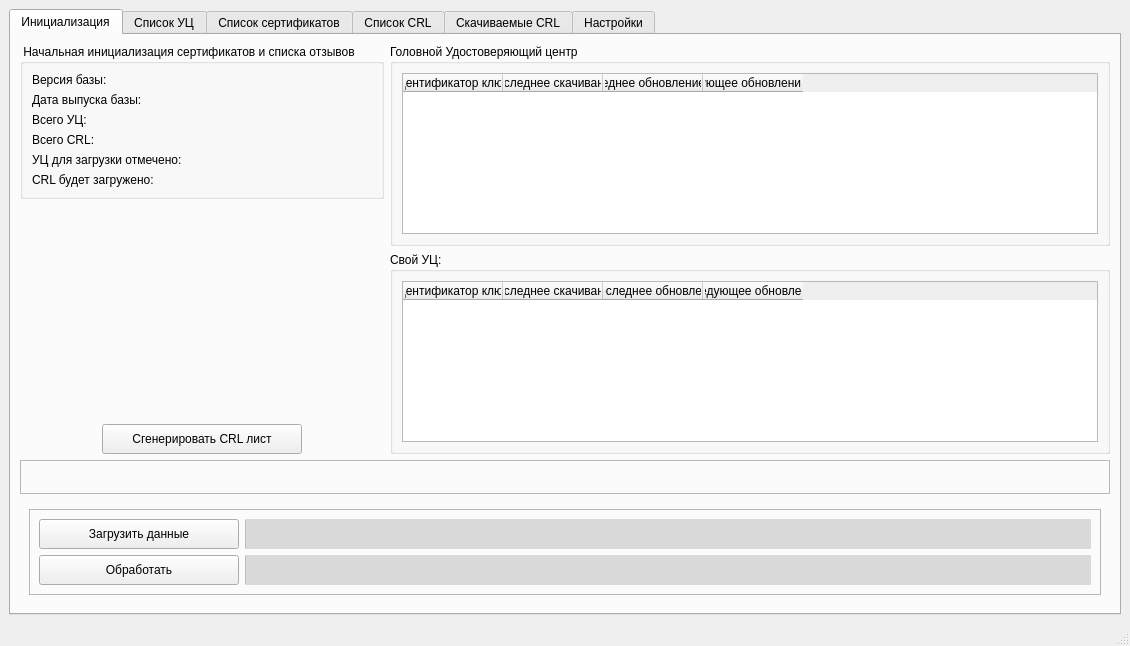
Before: the Qt Designer form main.ui in MrSaerus/E-TrustCRLparsing, drawn with Qt 5.
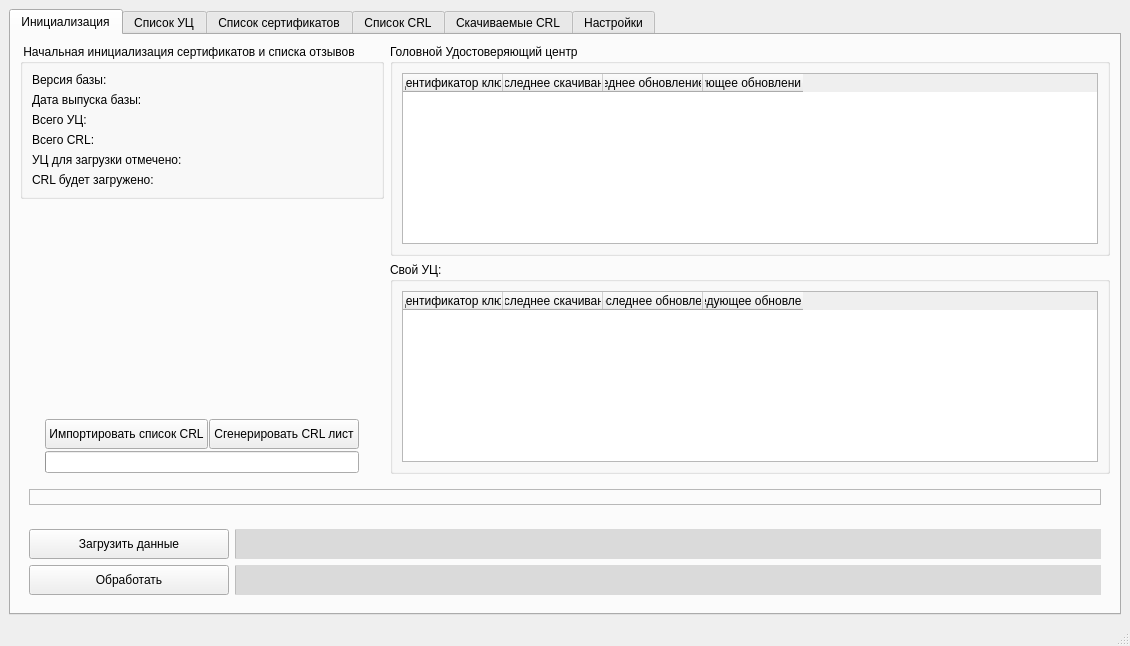
After: the same form once the commit is applied. The open tabs and pages were chosen to show the change. Icons and pictures are not drawn.

Diff of the .ui file:
```diff
--- a/main.ui
+++ b/main.ui
@@ -23,7 +23,7 @@
     <item>
      <widget class="QTabWidget" name="tabWidget">
       <property name="currentIndex">
-       <number>0</number>
+       <number>4</number>
       </property>
       <widget class="QWidget" name="tab">
        <attribute name="title">
@@ -150,11 +150,48 @@
                    <property name="bottomMargin">
                     <number>0</number>
                    </property>
-                   <item alignment="Qt::AlignHCenter">
+                   <item>
+                    <widget class="QFrame" name="frame_12">
+                     <property name="frameShape">
+                      <enum>QFrame::NoFrame</enum>
+                     </property>
+                     <property name="frameShadow">
+                      <enum>QFrame::Raised</enum>
+                     </property>
+                     <layout class="QHBoxLayout" name="horizontalLayout_2">
+                      <property name="spacing">
+                       <number>1</number>
+                      </property>
+                      <property name="leftMargin">
+                       <number>1</number>
+                      </property>
+                      <property name="topMargin">
+                       <number>1</number>
+                      </property>
+                      <property name="rightMargin">
+                       <number>1</number>
+                      </property>
+                      <property name="bottomMargin">
+                       <number>1</number>
+                      </property>
+                      <item>
+                       <widget class="QPushButton" name="pushButton_6">
+                        <property name="minimumSize">
+                         <size>
+                          <width>160</width>
+                          <height>30</height>
+                         </size>
+                        </property>
+                        <property name="text">
+                         <string>Импортировать список CRL</string>
+                        </property>
+                       </widget>
+                      </item>
+                      <item>
                     <widget class="QPushButton" name="pushButton_13">
                      <property name="minimumSize">
                       <size>
-                       <width>200</width>
+                          <width>150</width>
                        <height>30</height>
                       </size>
                      </property>
@@ -172,6 +209,43 @@
                   </layout>
                  </widget>
                 </item>
+                   <item>
+                    <widget class="QFrame" name="frame_13">
+                     <property name="frameShape">
+                      <enum>QFrame::NoFrame</enum>
+                     </property>
+                     <property name="frameShadow">
+                      <enum>QFrame::Raised</enum>
+                     </property>
+                     <layout class="QHBoxLayout" name="horizontalLayout_3" stretch="0">
+                      <property name="spacing">
+                       <number>1</number>
+                      </property>
+                      <property name="leftMargin">
+                       <number>1</number>
+                      </property>
+                      <property name="topMargin">
+                       <number>1</number>
+                      </property>
+                      <property name="rightMargin">
+                       <number>1</number>
+                      </property>
+                      <property name="bottomMargin">
+                       <number>1</number>
+                      </property>
+                      <item>
+                       <widget class="QProgressBar" name="progressBar_3">
+                        <property name="alignment">
+                         <set>Qt::AlignCenter</set>
+                        </property>
+                       </widget>
+                      </item>
+                     </layout>
+                    </widget>
+                   </item>
+                  </layout>
+                 </widget>
+                </item>
                </layout>
               </item>
               <item>
@@ -255,12 +329,45 @@
               <item>
                <widget class="QFrame" name="frame_3">
                 <property name="frameShape">
-                 <enum>QFrame::StyledPanel</enum>
+                 <enum>QFrame::NoFrame</enum>
                 </property>
                 <property name="frameShadow">
                  <enum>QFrame::Raised</enum>
                 </property>
                 <layout class="QVBoxLayout" name="verticalLayout_16">
+                 <property name="spacing">
+                  <number>6</number>
+                 </property>
+                 <property name="leftMargin">
+                  <number>9</number>
+                 </property>
+                 <property name="rightMargin">
+                  <number>9</number>
+                 </property>
+                 <item>
+                  <widget class="QFrame" name="frame_14">
+                   <property name="frameShape">
+                    <enum>QFrame::StyledPanel</enum>
+                   </property>
+                   <property name="frameShadow">
+                    <enum>QFrame::Raised</enum>
+                   </property>
+                   <layout class="QHBoxLayout" name="horizontalLayout_14">
+                    <property name="spacing">
+                     <number>6</number>
+                    </property>
+                    <property name="leftMargin">
+                     <number>0</number>
+                    </property>
+                    <property name="topMargin">
+                     <number>0</number>
+                    </property>
+                    <property name="rightMargin">
+                     <number>0</number>
+                    </property>
+                    <property name="bottomMargin">
+                     <number>0</number>
+                    </property>
                  <item>
                   <layout class="QVBoxLayout" name="verticalLayout_15">
                    <item>
@@ -276,6 +383,9 @@
                </widget>
               </item>
              </layout>
+               </widget>
+              </item>
+             </layout>
             </item>
             <item>
              <layout class="QVBoxLayout" name="verticalLayout_7">
@@ -310,12 +420,27 @@
 border-color: rgb(0, 0, 0);</string>
                    </property>
                    <property name="frameShape">
-                    <enum>QFrame::StyledPanel</enum>
+                    <enum>QFrame::NoFrame</enum>
                    </property>
                    <property name="frameShadow">
                     <enum>QFrame::Raised</enum>
                    </property>
                    <layout class="QHBoxLayout" name="horizontalLayout_4">
+                    <property name="spacing">
+                     <number>6</number>
+                    </property>
+                    <property name="leftMargin">
+                     <number>0</number>
+                    </property>
+                    <property name="topMargin">
+                     <number>0</number>
+                    </property>
+                    <property name="rightMargin">
+                     <number>0</number>
+                    </property>
+                    <property name="bottomMargin">
+                     <number>0</number>
+                    </property>
                     <item>
                      <layout class="QVBoxLayout" name="verticalLayout_10">
                       <item>
@@ -1122,24 +1247,6 @@
           </widget>
          </widget>
         </item>
-        <item>
-         <layout class="QHBoxLayout" name="horizontalLayout_2">
-          <item>
-           <widget class="QPushButton" name="pushButton_6">
-            <property name="text">
-             <string>Импортировать список CRL</string>
-            </property>
-           </widget>
-          </item>
-          <item>
-           <widget class="QProgressBar" name="progressBar_3">
-            <property name="alignment">
-             <set>Qt::AlignCenter</set>
-            </property>
-           </widget>
-          </item>
-         </layout>
-        </item>
        </layout>
       </widget>
       <widget class="QWidget" name="tab_6">
```
Lines whose indentation alone changed are shown as unchanged.
